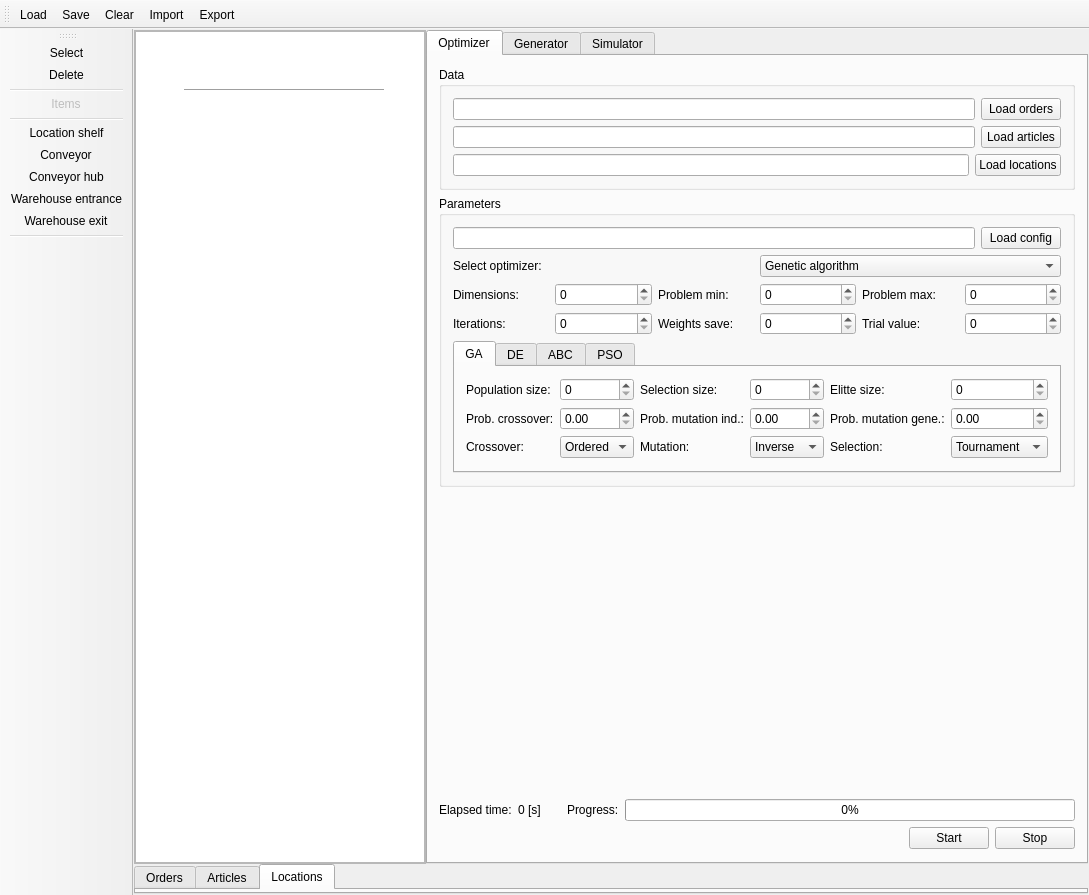
Above: src/gui/mainwindow.ui from kocica/warehouse-manager before the change. Below: the same form after it.
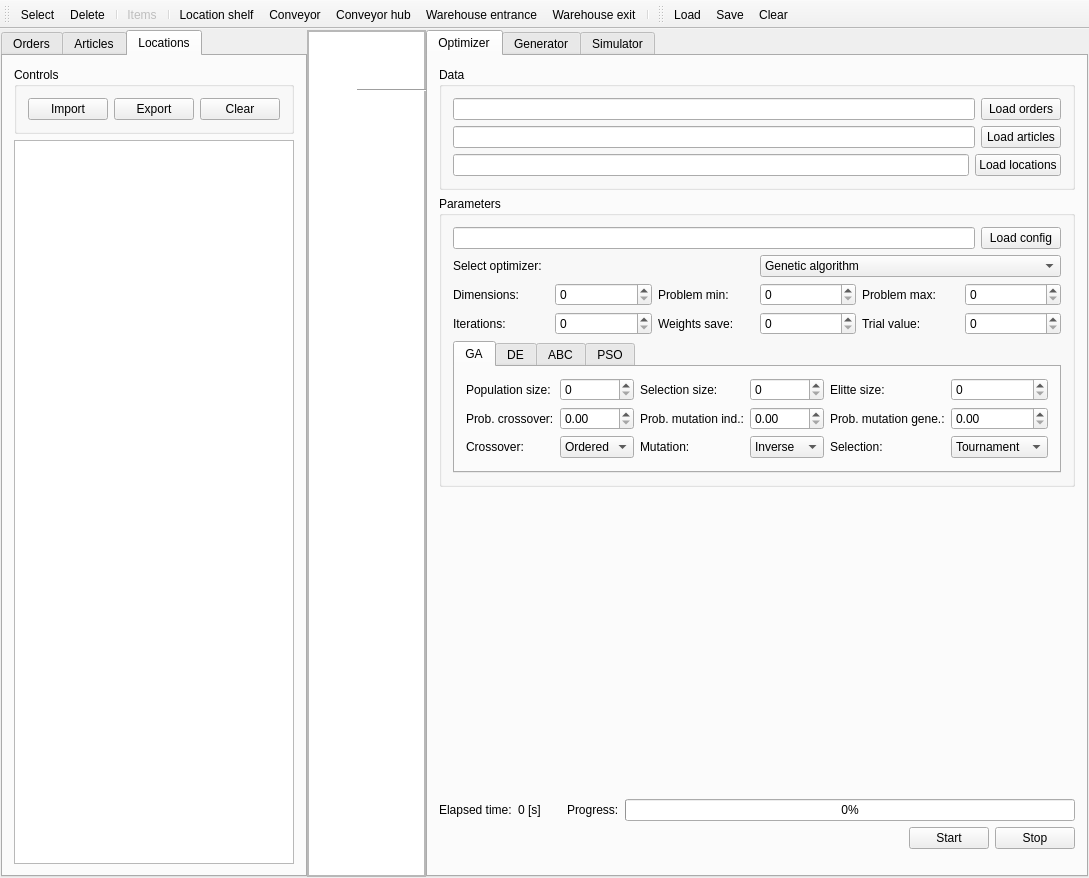
That is the form after the change. The open tabs and pages were chosen to show the change. Icons and pictures are not drawn. Custom widgets are drawn as their Qt base class.

Commit message: UI Data Browser

Diff of the .ui file:
```diff
--- a/src/gui/mainwindow.ui
+++ b/src/gui/mainwindow.ui
@@ -31,7 +31,7 @@
      <number>1</number>
     </property>
     <item>
-     <layout class="QVBoxLayout" name="verticalLayout" stretch="0,0">
+     <layout class="QVBoxLayout" name="verticalLayout" stretch="0">
       <property name="spacing">
        <number>0</number>
       </property>
@@ -64,6 +64,119 @@
         <property name="bottomMargin">
          <number>0</number>
         </property>
+        <item>
+         <widget class="QTabWidget" name="dataBrowserTab">
+          <property name="currentIndex">
+           <number>0</number>
+          </property>
+          <widget class="QWidget" name="orders">
+           <attribute name="title">
+            <string>Orders</string>
+           </attribute>
+           <layout class="QVBoxLayout" name="verticalLayout_12">
+            <item>
+             <widget class="QGroupBox" name="ordersControls">
+              <property name="title">
+               <string>Controls</string>
+              </property>
+              <layout class="QHBoxLayout" name="horizontalLayout_2">
+               <item>
+                <widget class="QPushButton" name="importOrders">
+                 <property name="text">
+                  <string>Import</string>
+                 </property>
+                </widget>
+               </item>
+               <item>
+                <widget class="QPushButton" name="clearOrders">
+                 <property name="text">
+                  <string>Clear</string>
+                 </property>
+                </widget>
+               </item>
+              </layout>
+             </widget>
+            </item>
+            <item>
+             <widget class="QTableView" name="ordersTableView"/>
+            </item>
+           </layout>
+          </widget>
+          <widget class="QWidget" name="articles">
+           <attribute name="title">
+            <string>Articles</string>
+           </attribute>
+           <layout class="QVBoxLayout" name="verticalLayout_13">
+            <item>
+             <widget class="QGroupBox" name="articlesControls">
+              <property name="title">
+               <string>Controls</string>
+              </property>
+              <layout class="QHBoxLayout" name="horizontalLayout_4">
+               <item>
+                <widget class="QPushButton" name="importArticles">
+                 <property name="text">
+                  <string>Import</string>
+                 </property>
+                </widget>
+               </item>
+               <item>
+                <widget class="QPushButton" name="clearArticles">
+                 <property name="text">
+                  <string>Clear</string>
+                 </property>
+                </widget>
+               </item>
+              </layout>
+             </widget>
+            </item>
+            <item>
+             <widget class="QTableView" name="articlesTableView"/>
+            </item>
+           </layout>
+          </widget>
+          <widget class="QWidget" name="locations">
+           <attribute name="title">
+            <string>Locations</string>
+           </attribute>
+           <layout class="QVBoxLayout" name="verticalLayout_14">
+            <item>
+             <widget class="QGroupBox" name="locationsControls">
+              <property name="title">
+               <string>Controls</string>
+              </property>
+              <layout class="QHBoxLayout" name="horizontalLayout_5">
+               <item>
+                <widget class="QPushButton" name="importLocations">
+                 <property name="text">
+                  <string>Import</string>
+                 </property>
+                </widget>
+               </item>
+               <item>
+                <widget class="QPushButton" name="exportLocations">
+                 <property name="text">
+                  <string>Export</string>
+                 </property>
+                </widget>
+               </item>
+               <item>
+                <widget class="QPushButton" name="clearLocations">
+                 <property name="text">
+                  <string>Clear</string>
+                 </property>
+                </widget>
+               </item>
+              </layout>
+             </widget>
+            </item>
+            <item>
+             <widget class="QTableView" name="locationsTableView"/>
+            </item>
+           </layout>
+          </widget>
+         </widget>
+        </item>
         <item>
          <layout class="QVBoxLayout" name="frameLayout">
           <property name="spacing">
@@ -108,7 +221,7 @@
              <property name="spacing">
               <number>0</number>
              </property>
-             <item row="0" column="0">
+             <item row="0" column="2">
               <widget class="QGraphicsView" name="view"/>
              </item>
             </layout>
@@ -1474,28 +1587,6 @@
         </item>
        </layout>
       </item>
-      <item>
-       <widget class="QTabWidget" name="dataBrowserTab">
-        <property name="currentIndex">
-         <number>0</number>
-        </property>
-        <widget class="QWidget" name="orders">
-         <attribute name="title">
-          <string>Orders</string>
-         </attribute>
-        </widget>
-        <widget class="QWidget" name="articles">
-         <attribute name="title">
-          <string>Articles</string>
-         </attribute>
-        </widget>
-        <widget class="QWidget" name="locations">
-         <attribute name="title">
-          <string>Locations</string>
-         </attribute>
-        </widget>
-       </widget>
-      </item>
      </layout>
     </item>
    </layout>
@@ -1514,7 +1605,7 @@
     <bool>true</bool>
    </property>
    <attribute name="toolBarArea">
-    <enum>LeftToolBarArea</enum>
+    <enum>TopToolBarArea</enum>
    </attribute>
    <attribute name="toolBarBreak">
     <bool>false</bool>
@@ -1553,8 +1644,6 @@
    <addaction name="loadLayout"/>
    <addaction name="saveLayout"/>
    <addaction name="clearLayout"/>
-   <addaction name="importLocations"/>
-   <addaction name="exportLocations"/>
   </widget>
   <action name="saveLayout">
    <property name="text">
@@ -1604,22 +1693,6 @@
     <string>Erase everything</string>
    </property>
   </action>
-  <action name="importLocations">
-   <property name="text">
-    <string>Import</string>
-   </property>
-   <property name="toolTip">
-    <string>Import locations</string>
-   </property>
-  </action>
-  <action name="exportLocations">
-   <property name="text">
-    <string>Export</string>
-   </property>
-   <property name="toolTip">
-    <string>Export locations</string>
-   </property>
-  </action>
   <action name="actionLabel">
    <property name="enabled">
     <bool>false</bool>
```
The commit also changes 5 other files.
